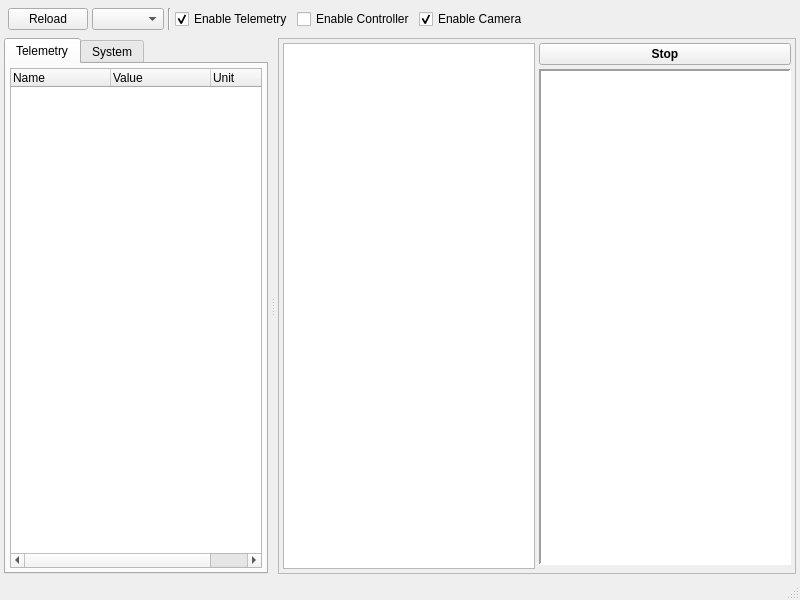
Above: Jetson/ros2/src/phoenix_gui/src/main_window.ui from Nkyoku/phoenix-firmware before the change. Below: the same form after it.
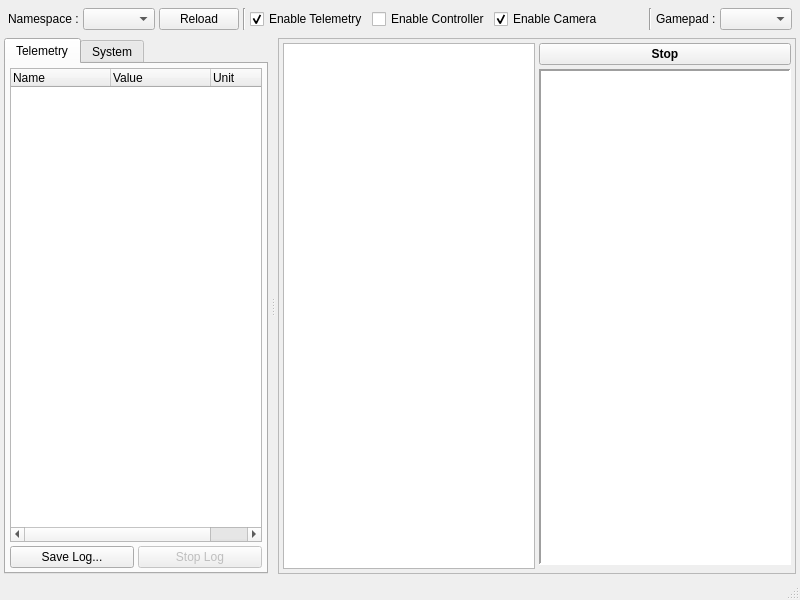
That is the form after the change. The open tabs and pages were chosen to show the change.

Diff of the .ui file:
```diff
--- a/Jetson/ros2/src/phoenix_gui/src/main_window.ui
+++ b/Jetson/ros2/src/phoenix_gui/src/main_window.ui
@@ -54,6 +54,23 @@
        <property name="bottomMargin">
         <number>4</number>
        </property>
+       <item>
+        <widget class="QLabel" name="label_2">
+         <property name="text">
+          <string>Namespace :</string>
+         </property>
+        </widget>
+       </item>
+       <item>
+        <widget class="QComboBox" name="namespaceComboBox">
+         <property name="sizePolicy">
+          <sizepolicy hsizetype="Preferred" vsizetype="MinimumExpanding">
+           <horstretch>0</horstretch>
+           <verstretch>0</verstretch>
+          </sizepolicy>
+         </property>
+        </widget>
+       </item>
        <item>
         <widget class="QPushButton" name="reloadButton">
          <property name="text">
@@ -61,9 +78,6 @@
          </property>
         </widget>
        </item>
-       <item>
-        <widget class="QComboBox" name="namespaceComboBox"/>
-       </item>
        <item>
         <widget class="Line" name="line">
          <property name="orientation">
@@ -111,6 +125,33 @@
          </property>
         </spacer>
        </item>
+       <item>
+        <widget class="Line" name="line_2">
+         <property name="orientation">
+          <enum>Qt::Vertical</enum>
+         </property>
+        </widget>
+       </item>
+       <item>
+        <widget class="QLabel" name="label">
+         <property name="text">
+          <string>Gamepad :</string>
+         </property>
+        </widget>
+       </item>
+       <item>
+        <widget class="QComboBox" name="gamepadComboBox">
+         <property name="sizePolicy">
+          <sizepolicy hsizetype="Preferred" vsizetype="MinimumExpanding">
+           <horstretch>0</horstretch>
+           <verstretch>0</verstretch>
+          </sizepolicy>
+         </property>
+         <property name="sizeAdjustPolicy">
+          <enum>QComboBox::AdjustToContents</enum>
+         </property>
+        </widget>
+       </item>
       </layout>
      </widget>
     </item>
@@ -186,6 +227,27 @@
            </column>
           </widget>
          </item>
+         <item>
+          <layout class="QHBoxLayout" name="horizontalLayout_2">
+           <item>
+            <widget class="QPushButton" name="saveLogButton">
+             <property name="text">
+              <string>Save Log...</string>
+             </property>
+            </widget>
+           </item>
+           <item>
+            <widget class="QPushButton" name="stopLogButton">
+             <property name="enabled">
+              <bool>false</bool>
+             </property>
+             <property name="text">
+              <string>Stop Log</string>
+             </property>
+            </widget>
+           </item>
+          </layout>
+         </item>
         </layout>
        </widget>
        <widget class="QWidget" name="systemTab">
```
Left out of the diff: 2 changed lines with no effect on the pictures.
